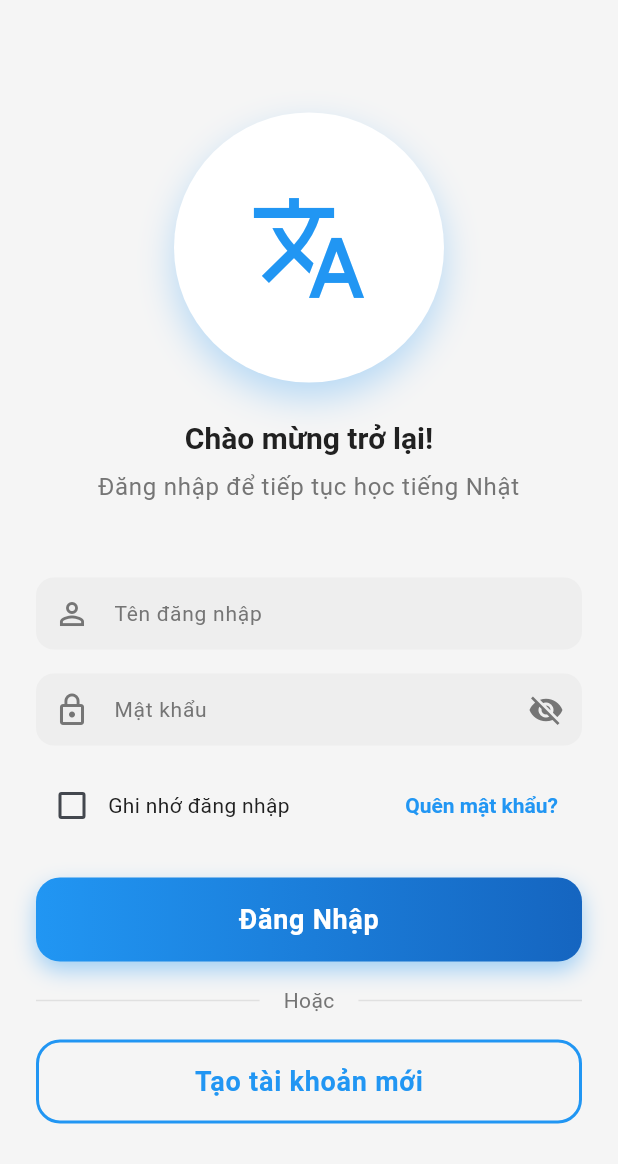
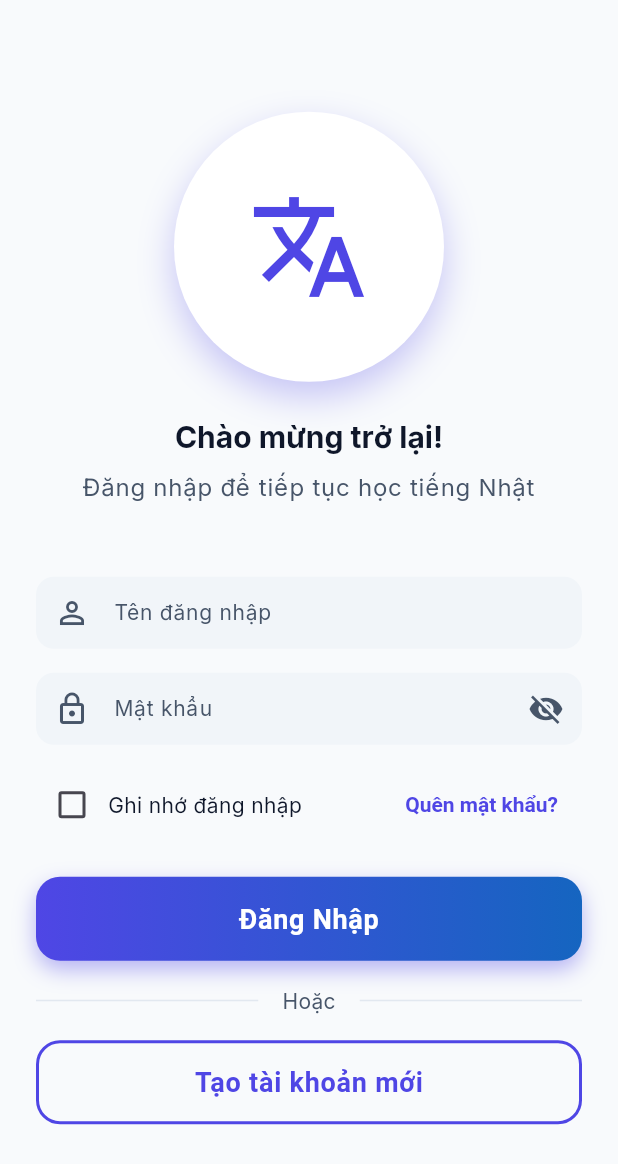
Before and after one commit to nguyenkyanh2003/AppHocTIengNhat, a Flutter app: the screen it shows after launch, on a phone screen of 412 x 824 dp. Shown: the top 1164 px of the screen. Run offline on Flutter 3.47's test engine with Material 3 defaults, Android fonts, the phone set to English and light mode, and no system bars; our stand-ins replace audioplayers, file_picker, fl_chart, flutter_html, flutter_secure_storage, go_router and 4 more; missing offline and left inert: dart:js_interop; accounts and stored records are empty.

Commit message:
feat(ui): replace default Material palette and type scale
Màu chủ đạo cũ là Material Blue #2196F3 — đúng màu mặc định Flutter sinh ra,
nên app trông như chưa ai chỉnh. Đổi sang Indigo #4F46E5, và tách Amber
#F59E0B thành màu riêng cho streak/XP: "app đang nói" và "bạn đang tiến bộ"
không nên dùng chung một màu.

Thang chữ từ 20 cỡ hỗn loạn (9, 11, 13, 15, 17, 22, 36, 42...) về 7 bậc, nền
16px thay vì 12px. Chữ lệch nhau 1-2px cạnh nhau đọc ra như lỗi chứ không ra
nhịp, và 12px thì quá nhỏ cho app học ngoại ngữ.

Chữ Nhật là nội dung chính chứ không phải trang trí, nên Noto Sans JP được
cấp ba bậc riêng với dòng giãn rộng — kanji cỡ nhỏ thì mất nét.

Thang trung tính chuyển sang slate ngả xanh để hoà với primary, thay cho xám
Material chọi với mọi màu thương hiệu.

```diff
--- a/FrontEnd/lib/app/theme/app_tokens.dart
+++ b/FrontEnd/lib/app/theme/app_tokens.dart
@@ -6,58 +6,64 @@ import 'package:flutter/material.dart';
 /// và widget không tự đặt `Color(0x...)`, `EdgeInsets.all(17)` hay `Duration`
 /// rời rạc — nếu thiếu giá trị nào thì bổ sung token mới ở file này.
 abstract final class AppColors {
-  // Thương hiệu
-  static const Color primary = Color(0xFF2196F3);
-  static const Color secondary = Color(0xFFFF9800);
-  static const Color accent = Color(0xFF4CAF50);
+  // Thương hiệu. `primary` là màu của giao diện; `accent` chỉ dành cho những gì
+  // đo sự tiến bộ của người học (streak, XP, thanh tiến độ) — tách hai vai này
+  // ra để "app đang nói" và "bạn đang tiến bộ" không dùng chung một màu.
+  static const Color primary = Color(0xFF4F46E5);
+  static const Color primaryDark = Color(0xFF4338CA);
+  static const Color primaryLight = Color(0xFFEEF2FF);
+  static const Color secondary = Color(0xFF0EA5E9);
+  static const Color accent = Color(0xFFF59E0B);
 
   // Ngữ nghĩa
-  static const Color error = Color(0xFFF44336);
-  static const Color warning = Color(0xFFFFC107);
-  static const Color success = Color(0xFF4CAF50);
-  static const Color info = Color(0xFF00BCD4);
+  static const Color error = Color(0xFFEF4444);
+  static const Color warning = Color(0xFFF59E0B);
+  static const Color success = Color(0xFF10B981);
+  static const Color info = Color(0xFF0EA5E9);
 
-  // Bề mặt - chế độ sáng
-  static const Color background = Color(0xFFF5F5F5);
+  // Bề mặt - chế độ sáng. Thang trung tính ngả xanh để hoà với primary, thay vì
+  // xám trung tính chọi với mọi màu thương hiệu.
+  static const Color background = Color(0xFFF8FAFC);
   static const Color surface = Colors.white;
-  static const Color surfaceVariant = Color(0xFFEEEEEE);
-  static const Color border = Color(0xFFE0E0E0);
+  static const Color surfaceVariant = Color(0xFFF1F5F9);
+  static const Color border = Color(0xFFE2E8F0);
 
   // Chữ - chế độ sáng
-  static const Color textPrimary = Color(0xFF212121);
-  static const Color textSecondary = Color(0xFF757575);
-  static const Color textDisabled = Color(0xFFBDBDBD);
+  static const Color textPrimary = Color(0xFF0F172A);
+  static const Color textSecondary = Color(0xFF475569);
+  static const Color textDisabled = Color(0xFF94A3B8);
 
   // Bề mặt - chế độ tối
-  static const Color darkBackground = Color(0xFF121212);
-  static const Color darkSurface = Color(0xFF1E1E1E);
-  static const Color darkSurfaceVariant = Color(0xFF2C2C2C);
-  static const Color darkBorder = Color(0xFF3A3A3A);
+  static const Color darkBackground = Color(0xFF0F172A);
+  static const Color darkSurface = Color(0xFF1E293B);
+  static const Color darkSurfaceVariant = Color(0xFF334155);
+  static const Color darkBorder = Color(0xFF334155);
 
   // Chữ - chế độ tối
-  static const Color darkTextPrimary = Colors.white;
-  static const Color darkTextSecondary = Color(0xFFB0B0B0);
-  static const Color darkTextDisabled = Color(0xFF6E6E6E);
+  static const Color darkTextPrimary = Color(0xFFF1F5F9);
+  static const Color darkTextSecondary = Color(0xFF94A3B8);
+  static const Color darkTextDisabled = Color(0xFF64748B);
 
-  // Màu nhận diện từng mảng nội dung
-  static const Color vocabulary = Color(0xFF2196F3);
-  static const Color grammar = Color(0xFF4CAF50);
-  static const Color kanji = Color(0xFFFF9800);
-  static const Color lesson = Color(0xFFE91E63);
-  static const Color exercise = Color(0xFF9C27B0);
-  static const Color jlpt = Color(0xFF673AB7);
-  static const Color notebook = Color(0xFFFFC107);
-  static const Color news = Color(0xFF00BCD4);
-  static const Color group = Color(0xFF009688);
-  static const Color progress = Color(0xFF8BC34A);
+  // Màu nhận diện từng mảng nội dung. Cùng một mức bão hoà nên các thẻ đứng
+  // cạnh nhau không chọi, khác hẳn bảng Material gốc mỗi màu một cường độ.
+  static const Color vocabulary = Color(0xFF4F46E5);
+  static const Color grammar = Color(0xFF10B981);
+  static const Color kanji = Color(0xFFF59E0B);
+  static const Color lesson = Color(0xFFEC4899);
+  static const Color exercise = Color(0xFF8B5CF6);
+  static const Color jlpt = Color(0xFF6366F1);
+  static const Color notebook = Color(0xFFEAB308);
+  static const Color news = Color(0xFF0EA5E9);
+  static const Color group = Color(0xFF14B8A6);
+  static const Color progress = Color(0xFF22C55E);
 
   /// Màu cấp độ JLPT, từ dễ (N5) đến khó (N1).
   static const Map<String, Color> jlptLevels = {
-    'N5': Color(0xFF4CAF50),
-    'N4': Color(0xFF8BC34A),
-    'N3': Color(0xFFFFC107),
-    'N2': Color(0xFFFF9800),
-    'N1': Color(0xFFF44336),
+    'N5': Color(0xFF10B981),
+    'N4': Color(0xFF22C55E),
+    'N3': Color(0xFFEAB308),
+    'N2': Color(0xFFF59E0B),
+    'N1': Color(0xFFEF4444),
   };
 }
 
--- a/FrontEnd/lib/app/theme/app_typography.dart
+++ b/FrontEnd/lib/app/theme/app_typography.dart
@@ -1,65 +1,134 @@
 import 'package:flutter/material.dart';
+import 'package:google_fonts/google_fonts.dart';
 
 import 'app_tokens.dart';
 
 /// Thang chữ dùng chung cho cả chế độ sáng và tối.
 ///
 /// Chỉ có một định nghĩa duy nhất: chế độ tối chỉ đổi màu chữ, không đổi cỡ hay
-/// độ đậm. Trước đây dark theme khai báo lại 4 style nên phần lớn chữ trong chế
-/// độ tối rơi về mặc định của Material và lệch hẳn với chế độ sáng.
+/// độ đậm.
+///
+/// Bảy bậc, nền 16px. Trước đây codebase dùng 20 cỡ khác nhau (9, 11, 13, 15,
+/// 17, 22, 36, 42...) và cỡ phổ biến nhất là 12px — chữ cạnh nhau lệch 1-2px
+/// đọc ra như lỗi chứ không ra nhịp, và 12px thì quá nhỏ cho một app học ngoại
+/// ngữ. Muốn thêm bậc mới thì sửa ở đây, không đặt `fontSize` rời trong màn hình.
 abstract final class AppTypography {
   static const double display = 32;
+  static const double headline = 24;
   static const double title = 20;
-  static const double body = 14;
+  static const double subtitle = 18;
+  static const double body = 16;
+  static const double bodySmall = 14;
   static const double caption = 12;
+
+  /// Inter cho chữ Latin: dấu tiếng Việt đầy đủ và rõ ở cỡ nhỏ.
+  static TextStyle _latin({
+    required double size,
+    required FontWeight weight,
+    required Color color,
+    double? height,
+    double? letterSpacing,
+  }) =>
+      GoogleFonts.inter(
+        fontSize: size,
+        fontWeight: weight,
+        color: color,
+        height: height,
+        letterSpacing: letterSpacing,
+      );
 
   static TextTheme textTheme({
     required Color primary,
     required Color secondary,
   }) =>
       TextTheme(
-        displayLarge: TextStyle(
-            fontSize: 32, fontWeight: FontWeight.bold, color: primary),
-        displayMedium: TextStyle(
-            fontSize: 28, fontWeight: FontWeight.bold, color: primary),
-        displaySmall: TextStyle(
-            fontSize: 24, fontWeight: FontWeight.bold, color: primary),
-        headlineLarge: TextStyle(
-            fontSize: 22, fontWeight: FontWeight.w600, color: primary),
-        headlineMedium: TextStyle(
-            fontSize: 20, fontWeight: FontWeight.w600, color: primary),
-        headlineSmall: TextStyle(
-            fontSize: 18, fontWeight: FontWeight.w600, color: primary),
-        titleLarge: TextStyle(
-            fontSize: 18, fontWeight: FontWeight.w600, color: primary),
-        titleMedium: TextStyle(
-            fontSize: 16, fontWeight: FontWeight.w600, color: primary),
-        titleSmall: TextStyle(
-            fontSize: 14, fontWeight: FontWeight.w600, color: primary),
-        bodyLarge: TextStyle(
-            fontSize: 16, fontWeight: FontWeight.normal, color: primary),
-        bodyMedium: TextStyle(
-            fontSize: 14, fontWeight: FontWeight.normal, color: primary),
-        bodySmall: TextStyle(
-            fontSize: 12, fontWeight: FontWeight.normal, color: secondary),
-        labelLarge: TextStyle(
-            fontSize: 14, fontWeight: FontWeight.w500, color: primary),
-        labelMedium: TextStyle(
-            fontSize: 12, fontWeight: FontWeight.w500, color: secondary),
-        labelSmall: TextStyle(
-            fontSize: 10, fontWeight: FontWeight.w500, color: secondary),
+        // Số liệu lớn, màn chào
+        displayLarge: _latin(
+            size: display,
+            weight: FontWeight.w700,
+            color: primary,
+            height: 1.2,
+            letterSpacing: -0.5),
+        displayMedium: _latin(
+            size: headline,
+            weight: FontWeight.w700,
+            color: primary,
+            height: 1.25,
+            letterSpacing: -0.3),
+        displaySmall: _latin(
+            size: title, weight: FontWeight.w700, color: primary, height: 1.3),
+
+        // Tiêu đề màn và khối
+        headlineLarge: _latin(
+            size: headline,
+            weight: FontWeight.w700,
+            color: primary,
+            height: 1.25),
+        headlineMedium: _latin(
+            size: title, weight: FontWeight.w600, color: primary, height: 1.3),
+        headlineSmall: _latin(
+            size: subtitle,
+            weight: FontWeight.w600,
+            color: primary,
+            height: 1.35),
+
+        // Tiêu đề thẻ
+        titleLarge: _latin(
+            size: title, weight: FontWeight.w600, color: primary, height: 1.3),
+        titleMedium: _latin(
+            size: subtitle,
+            weight: FontWeight.w600,
+            color: primary,
+            height: 1.35),
+        titleSmall: _latin(
+            size: body, weight: FontWeight.w600, color: primary, height: 1.4),
+
+        // Nội dung
+        bodyLarge: _latin(
+            size: body, weight: FontWeight.w400, color: primary, height: 1.5),
+        bodyMedium: _latin(
+            size: bodySmall,
+            weight: FontWeight.w400,
+            color: primary,
+            height: 1.5),
+        bodySmall: _latin(
+            size: caption,
+            weight: FontWeight.w400,
+            color: secondary,
+            height: 1.45),
+
+        // Nhãn, nút, metadata
+        labelLarge: _latin(
+            size: bodySmall, weight: FontWeight.w600, color: primary),
+        labelMedium:
+            _latin(size: caption, weight: FontWeight.w500, color: secondary),
+        labelSmall:
+            _latin(size: caption, weight: FontWeight.w500, color: secondary),
       );
 
-  /// Chữ tiếng Nhật cỡ lớn (từ vựng, kanji) — cần dòng thoáng hơn chữ Latin.
-  static const TextStyle japaneseDisplay = TextStyle(
-    fontSize: 40,
-    fontWeight: FontWeight.w600,
-    height: 1.3,
-  );
+  /// Chữ Nhật là nội dung chính của app, không phải trang trí: kanji cần cỡ lớn
+  /// và dòng thoáng thì mới đọc được nét. Noto Sans JP phủ đủ kanji/kana mà
+  /// Inter không có.
+  static TextStyle japaneseDisplay({Color? color}) => GoogleFonts.notoSansJp(
+        fontSize: 40,
+        fontWeight: FontWeight.w600,
+        height: 1.4,
+        color: color,
+      );
 
-  static const TextStyle japaneseReading = TextStyle(
-    fontSize: 18,
-    fontWeight: FontWeight.w500,
-    color: AppColors.textSecondary,
-  );
+  /// Câu tiếng Nhật trong hội thoại, ví dụ, đề bài.
+  static TextStyle japaneseBody({Color? color}) => GoogleFonts.notoSansJp(
+        fontSize: subtitle,
+        fontWeight: FontWeight.w500,
+        height: 1.7,
+        color: color,
+      );
+
+  /// Cách đọc (hiragana) đi kèm chữ Nhật — nhỏ và nhạt hơn câu chính.
+  static TextStyle japaneseReading({Color? color}) => GoogleFonts.notoSansJp(
+        fontSize: bodySmall,
+        fontWeight: FontWeight.w400,
+        height: 1.5,
+        color: color ?? AppColors.textSecondary,
+      );
 }
--- a/FrontEnd/lib/features/achievements/models/achievement.dart
+++ b/FrontEnd/lib/features/achievements/models/achievement.dart
@@ -68,7 +68,7 @@ class Achievement {
       case 'epic':
         return '#9C27B0'; // Purple
       case 'rare':
-        return '#2196F3'; // Blue
+        return '#4F46E5'; // Indigo
       default:
         return '#757575'; // Gray
     }
--- a/FrontEnd/lib/features/achievements/screens/achievement_screen.dart
+++ b/FrontEnd/lib/features/achievements/screens/achievement_screen.dart
@@ -346,26 +346,26 @@ class _AchievementScreenState extends State<AchievementScreen>
   List<Color> _getRarityGradient(String rarity) {
     switch (rarity) {
       case 'legendary':
-        return [const Color(0xFFFFD700), const Color(0xFFFFAA00)];
+        return [const Color(0xFFF59E0B), const Color(0xFFD97706)];
       case 'epic':
-        return [const Color(0xFF9C27B0), const Color(0xFF673AB7)];
+        return [const Color(0xFF8B5CF6), const Color(0xFF6D28D9)];
       case 'rare':
-        return [const Color(0xFF2196F3), const Color(0xFF1976D2)];
+        return [const Color(0xFF4F46E5), const Color(0xFF4338CA)];
       default:
-        return [const Color(0xFF757575), const Color(0xFF616161)];
+        return [const Color(0xFF64748B), const Color(0xFF475569)];
     }
   }
 
   Color _getRarityColor(String rarity) {
     switch (rarity) {
       case 'legendary':
-        return const Color(0xFFFFD700);
+        return const Color(0xFFF59E0B);
       case 'epic':
-        return const Color(0xFF9C27B0);
+        return const Color(0xFF8B5CF6);
       case 'rare':
-        return const Color(0xFF2196F3);
+        return const Color(0xFF4F46E5);
       default:
-        return const Color(0xFF757575);
+        return const Color(0xFF64748B);
     }
   }
 
--- a/FrontEnd/lib/features/flashcards/widgets/flashcard_widget.dart
+++ b/FrontEnd/lib/features/flashcards/widgets/flashcard_widget.dart
@@ -20,8 +20,8 @@ class FlashcardWidget extends StatefulWidget {
     this.backSubtext,
     this.onFlip,
     this.showBack = false,
-    this.frontColor = const Color(0xFF2196F3),
-    this.backColor = const Color(0xFF4CAF50),
+    this.frontColor = const Color(0xFF4F46E5),
+    this.backColor = const Color(0xFF10B981),
   }) : super(key: key);
 
   @override
--- a/FrontEnd/lib/features/streaks/screens/streak_screen.dart
+++ b/FrontEnd/lib/features/streaks/screens/streak_screen.dart
@@ -342,7 +342,7 @@ class _StreakScreenState extends State<StreakScreen> {
             '🎯',
             'Trung bình/tuần',
             '${(streak.activityDates.length / 4).toStringAsFixed(1)}',
-            const Color(0xFF2196F3),
+            const Color(0xFF4F46E5),
           ),
         ),
       ],
--- a/FrontEnd/lib/features/vocabulary/widgets/vocabulary_headline.dart
+++ b/FrontEnd/lib/features/vocabulary/widgets/vocabulary_headline.dart
@@ -30,7 +30,7 @@ class VocabularyHeadline extends StatelessWidget {
             child: Text(
               vocabulary.word,
               textAlign: TextAlign.center,
-              style: AppTypography.japaneseDisplay.copyWith(
+              style: AppTypography.japaneseDisplay(
                 color: AppColors.vocabulary,
               ),
             ),
@@ -39,7 +39,7 @@ class VocabularyHeadline extends StatelessWidget {
           Row(
             mainAxisAlignment: MainAxisAlignment.center,
             children: [
-              Text(vocabulary.hiragana, style: AppTypography.japaneseReading),
+              Text(vocabulary.hiragana, style: AppTypography.japaneseReading()),
               if (vocabulary.audioUrl != null && onPlayAudio != null)
                 IconButton(
                   icon: const Icon(Icons.volume_up),
--- a/FrontEnd/pubspec.yaml
+++ b/FrontEnd/pubspec.yaml
@@ -28,6 +28,7 @@ dependencies:
   cupertino_icons: ^1.0.2
   flutter_html: ^3.0.0-beta.2
   fl_chart: ^0.65.0
+  google_fonts: ^6.2.1
 
   # Audio
   audioplayers: ^6.0.0
```
Also changed, not shown: FrontEnd/pubspec.lock.
